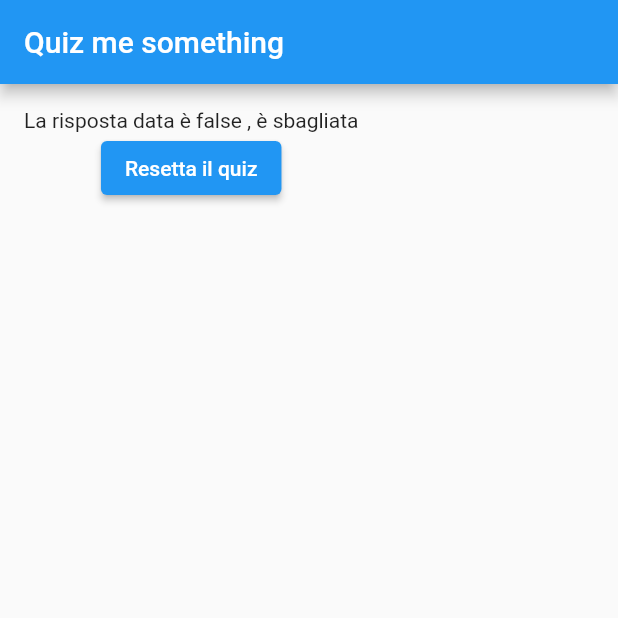
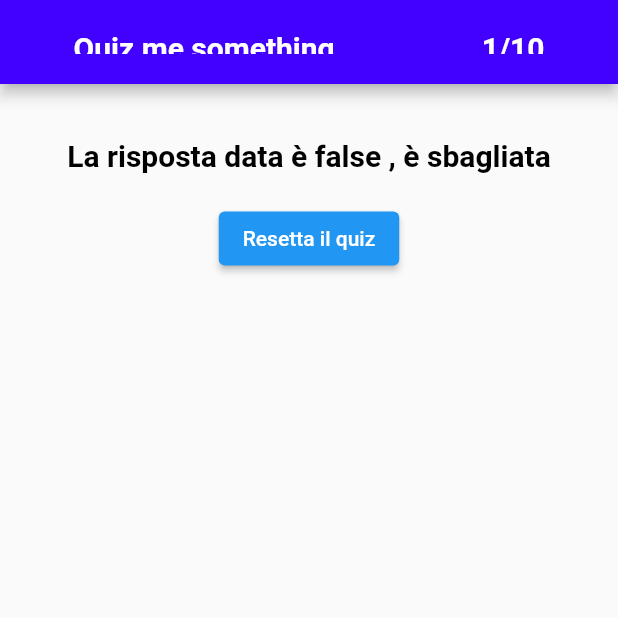
Before and after one commit to francemazzi/quiz, a Flutter app: the screen it shows after launch, after a tap on "Mandarino", on a phone screen of 412 x 824 dp, the top half of it. Run offline on Flutter 3.47's test engine with Material 2 defaults, Android fonts, the phone set to English and light mode, and no system bars.

Commit message:
feat: create static navbar

```diff
--- a/lib/main.dart
+++ b/lib/main.dart
@@ -17,7 +17,7 @@ class MyApp extends StatelessWidget {
       theme: ThemeData(
         primarySwatch: Colors.blue,
       ),
-      home: QuestionGamePage(title: 'Quiz me something'),
+      home: const QuestionGamePage(title: 'Quiz me something'),
     );
   }
 }
--- a/lib/page/question_game_page.dart
+++ b/lib/page/question_game_page.dart
@@ -5,6 +5,7 @@ import 'package:quiz/question_list.dart';
 import 'package:quiz/widget/ask.dart';
 
 import '../widget/asnwer.dart';
+import '../widget/navbar.dart';
 
 class QuestionGamePage extends StatefulWidget {
   final String title;
@@ -33,9 +34,7 @@ class _QuestionGamePageState extends State<QuestionGamePage> {
   @override
   Widget build(BuildContext context) {
     return Scaffold(
-      appBar: AppBar(
-        title: Text(widget.title),
-      ),
+      appBar: Navbar(widget.title),
       body: Container(
           padding: const EdgeInsets.all(16.0),
           child: isAnswerGivenCorrect == null
--- a/lib/question.dart
+++ b/lib/question.dart
@@ -2,6 +2,19 @@ class Question {
   final question;
   final answerIndex;
   final answer;
+  bool? isLocked;
+  // Option? selectedOption;
 
-  Question({this.question, this.answerIndex, this.answer});
+  Question({
+    this.question,
+    this.answerIndex,
+    this.answer,
+    this.isLocked,
+  });
 }
+
+//Se volessimo strutturare dati senza array di option optare per classe di option
+// class Option {
+//   final text;
+//   Option({this.text});
+// }
--- a/lib/widget/ask.dart
+++ b/lib/widget/ask.dart
@@ -11,17 +11,43 @@ class Ask extends StatelessWidget {
   @override
   Widget build(BuildContext context) {
     return Column(
+      crossAxisAlignment: CrossAxisAlignment.stretch,
       children: [
         Text(
           questions[0].question.toString(),
           textAlign: TextAlign.center,
-          style: TextStyle(
+          style: const TextStyle(
             color: Colors.black,
             fontSize: 20,
             fontWeight: FontWeight.bold,
           ),
         ),
+        const SizedBox(
+          height: 20,
+        ),
         ElevatedButton(
+          style: ButtonStyle(
+            padding: MaterialStateProperty.all<EdgeInsetsGeometry>(
+              const EdgeInsets.all(15.0), // Qui definiamo il padding
+            ),
+            shape: MaterialStateProperty.all<RoundedRectangleBorder>(
+              RoundedRectangleBorder(
+                borderRadius: BorderRadius.circular(
+                    100.0), // Qui definiamo il raggio di curvatura
+              ),
+            ),
+            textStyle: MaterialStateProperty.all<TextStyle>(
+              const TextStyle(
+                fontFamily: 'Inter',
+                fontStyle: FontStyle.normal,
+                fontWeight: FontWeight.w500,
+                fontSize: 17.0,
+                height: 28.0 / 17.0,
+              ),
+            ),
+            backgroundColor:
+                MaterialStateProperty.all<Color>(const Color(0xFF5319FF)),
+          ),
           onPressed: () {
             clickButton(0);
           },
--- a/lib/widget/asnwer.dart
+++ b/lib/widget/asnwer.dart
@@ -9,11 +9,23 @@ class Answer extends StatelessWidget {
 
   @override
   Widget build(BuildContext context) {
-    return Container(
+    return Center(
       child: Column(
         children: [
+          const SizedBox(
+            height: 20,
+          ),
           Text(
+              textAlign: TextAlign.center,
+              style: const TextStyle(
+                color: Colors.black,
+                fontSize: 20,
+                fontWeight: FontWeight.bold,
+              ),
               "La risposta data è $isAnswerGivenCorrect , è ${isAnswerGivenCorrect ? "corretta" : "sbagliata"}"),
+          const SizedBox(
+            height: 20,
+          ),
           ElevatedButton(
               onPressed: () {
                 quizReset();
--- /dev/null
+++ b/lib/widget/navbar.dart
@@ -0,0 +1,42 @@
+import 'package:flutter/material.dart';
+import 'package:flutter/src/widgets/framework.dart';
+import 'package:flutter/src/widgets/placeholder.dart';
+
+class Navbar extends StatelessWidget with PreferredSizeWidget {
+  final String widget;
+  const Navbar(this.widget, {super.key});
+
+  @override
+  Widget build(BuildContext context) {
+    return AppBar(
+        backgroundColor: const Color(0xFF4200FF),
+        flexibleSpace: Container(
+          alignment: Alignment.bottomCenter,
+          padding: const EdgeInsets.symmetric(horizontal: 0.0, vertical: 20.0),
+          child: Row(
+            mainAxisAlignment: MainAxisAlignment.spaceAround,
+            children: [
+              Text(
+                widget,
+                style: const TextStyle(
+                  fontSize: 20,
+                  color: Colors.white,
+                  fontWeight: FontWeight.bold,
+                ),
+              ),
+              const Text(
+                "1/10",
+                style: TextStyle(
+                  fontSize: 20,
+                  color: Colors.white,
+                  fontWeight: FontWeight.bold,
+                ),
+              ),
+            ],
+          ),
+        ));
+  }
+
+  @override
+  Size get preferredSize => const Size.fromHeight(kToolbarHeight);
+}
```
